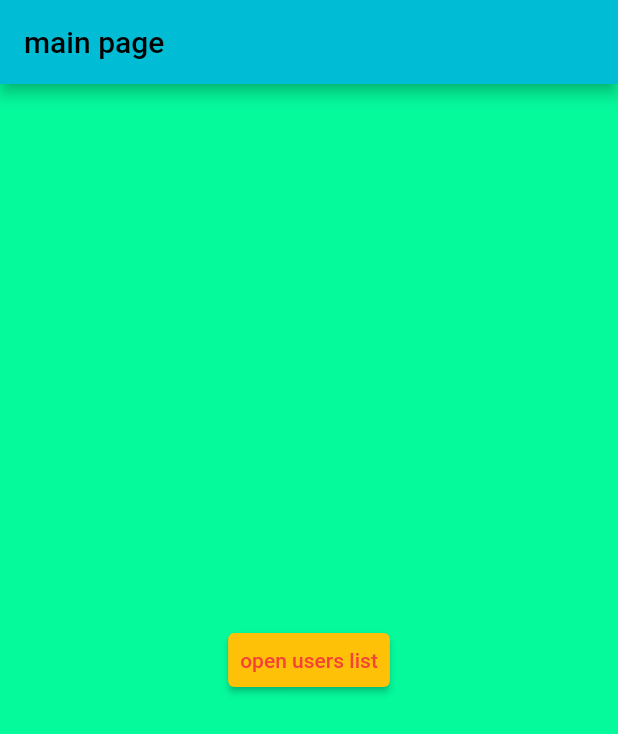
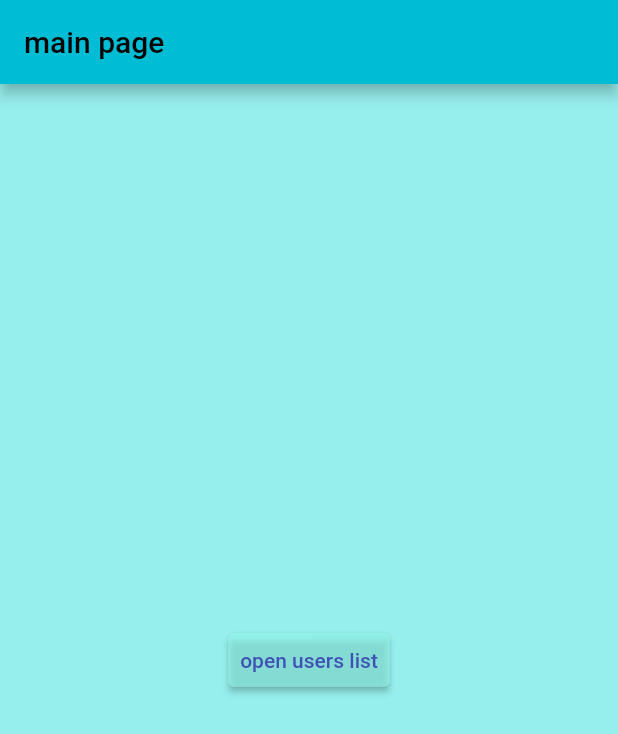
Before and after one commit to mathhyyn/frecq, a Flutter app: the screen it shows after launch, on a phone screen of 412 x 824 dp. Shown: the top 734 px of the screen. Run offline on Flutter 3.47's test engine with Material 2 defaults, Android fonts, the light colour scheme and no system bars.

Commit message:
colour change

```diff
--- a/lib/main.dart
+++ b/lib/main.dart
@@ -15,9 +15,9 @@ class MainScreen extends StatelessWidget {
               MaterialPageRoute(builder: (context) => const UsersListPage()));
         },
         style: TextButton.styleFrom(
-            foregroundColor: Colors.red,
+            foregroundColor: Colors.indigo,
             elevation: 2,
-            backgroundColor: Colors.amber),
+            backgroundColor: const Color.fromARGB(150, 148, 250, 237)),
         child: const Text('open users list'),
       )),
     );
@@ -27,9 +27,9 @@ class MainScreen extends StatelessWidget {
 void main() {
   runApp(MaterialApp(
     theme: ThemeData(
-      //brightness: Brightness.light,
+      brightness: Brightness.light,
       colorScheme: ColorScheme.fromSwatch(primarySwatch: Colors.cyan),
-      scaffoldBackgroundColor: const Color.fromARGB(250, 0, 250, 154),
+      scaffoldBackgroundColor: const Color.fromARGB(250, 148, 239, 237),
     ),
     home: const MainScreen(),
     debugShowCheckedModeBanner: false,
--- a/lib/widgets/users_list.dart
+++ b/lib/widgets/users_list.dart
@@ -45,9 +45,9 @@ class UsersListPage extends StatelessWidget {
                                                       ["identifiedpersonid"])));
                                     },
                                     style: TextButton.styleFrom(
-                                        foregroundColor: Colors.red,
+                                        foregroundColor: Colors.indigo,
                                         elevation: 2,
-                                        backgroundColor: Colors.amber),
+                                        backgroundColor: const Color.fromARGB(150, 148, 250, 237)),
                                     child: Center(
                                         child:
                                             Text('${dataList[index]["name"]}')),
```
